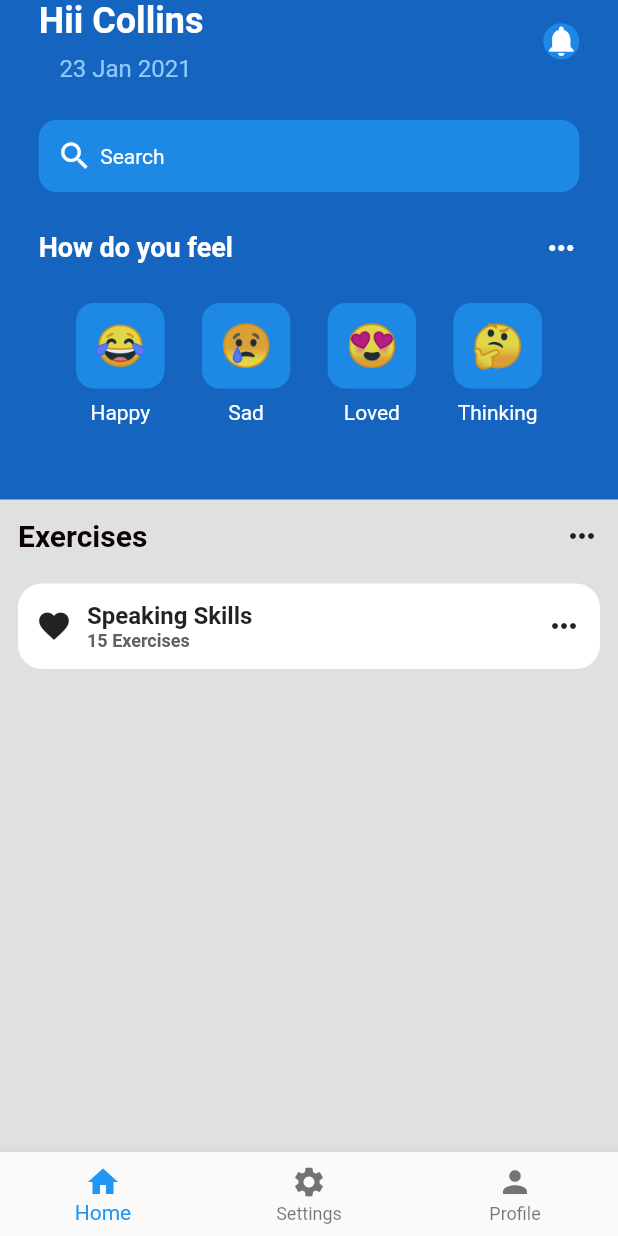
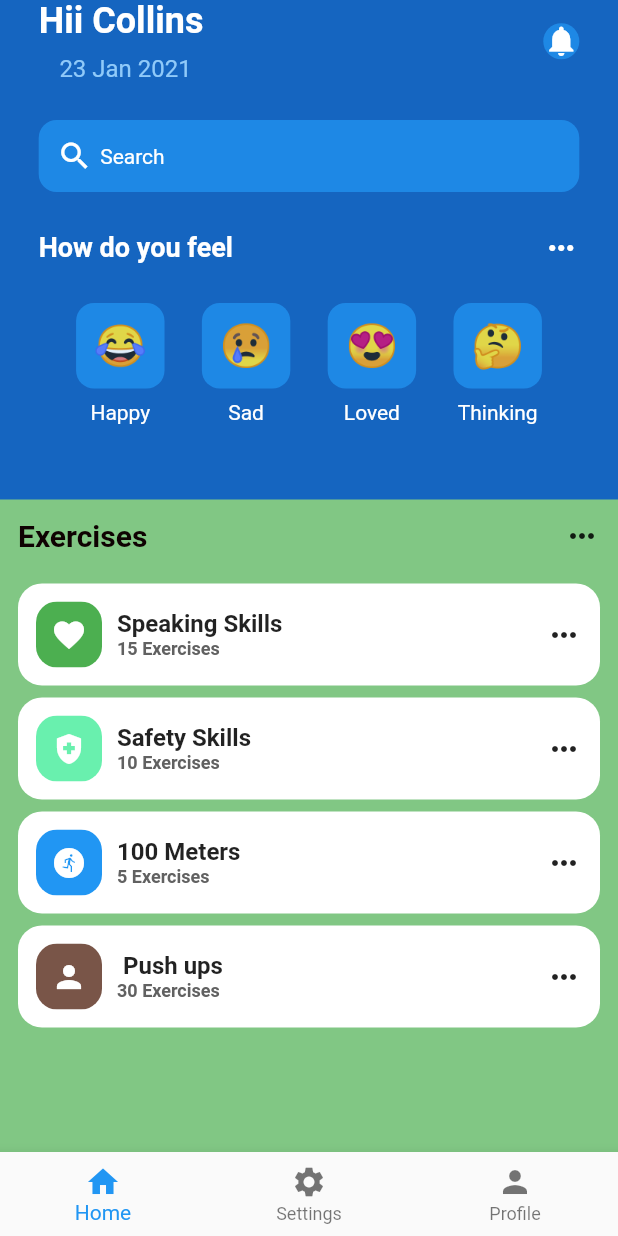
Before and after one commit to collinkip/mentalhealthapp, a Flutter app: the screen it shows after launch, on a phone screen of 412 x 824 dp. Run offline on Flutter 3.47's test engine with Material 2 defaults, Android fonts, the phone set to English and light mode, and no system bars; our stand-ins replace fluentui_icons, gap.

Commit message:
project complete

```diff
--- a/lib/main.dart
+++ b/lib/main.dart
@@ -1,6 +1,6 @@
+// ignore_for_file: prefer_const_constructors, duplicate_ignore
+
 import 'package:dine/pages/homepage.dart';
-import 'package:dine/screens/bottom_bar.dart';
-import 'package:dine/utils/app_styles.dart';
 import 'package:flutter/material.dart';
 void main() {
   runApp(const MyApp());
@@ -11,6 +11,7 @@ class MyApp extends StatelessWidget {
 
   @override
   Widget build(BuildContext context) {
+    // ignore: prefer_const_constructors
     return MaterialApp(
       debugShowCheckedModeBanner: false,
       home: Homepage(),
--- a/lib/pages/homepage.dart
+++ b/lib/pages/homepage.dart
@@ -1,6 +1,7 @@
 // ignore_for_file: prefer_const_constructors, prefer_const_literals_to_create_immutables
 
 import 'package:dine/utils/emotion_face.dart';
+import 'package:dine/utils/exercise_tiles.dart';
 import 'package:flutter/material.dart';
 
 class Homepage extends StatefulWidget {
@@ -34,6 +35,7 @@ class _HomepageState extends State<Homepage> {
                       Column(
                         crossAxisAlignment: CrossAxisAlignment.center,
                         children: [
+                          // ignore: prefer_const_constructors
                           Text(
                             "Hii Collins ",
                             style: TextStyle(
@@ -191,12 +193,14 @@ class _HomepageState extends State<Homepage> {
             ),
             Expanded(
               child: Container(
+
                 padding: EdgeInsets.all(12),
-                color: Colors.grey[300],
+                color: Colors.green[300],
                 child: Center(
                   child: Column(
                     children: [
-                      Row(
+                      Container(
+                        child: Row(
                           mainAxisAlignment: MainAxisAlignment.spaceBetween,
                           children: [
                             Text(
@@ -209,44 +213,38 @@ class _HomepageState extends State<Homepage> {
                             Icon(Icons.more_horiz)
                           ],
                         ),
+                      ),
                       SizedBox(height: 20),
 
                       // list view exercises
-                      Container(
-                        padding: EdgeInsets.all(12),
-                        decoration: BoxDecoration(
-                            color: Colors.white,
-                            borderRadius: BorderRadius.circular(16)),
-                        child: Row(
-                          mainAxisAlignment: MainAxisAlignment.spaceBetween,
+                      Expanded(
+                        child: ListView(
                           children: [
-                            Row(children: [
-                              Icon(Icons.favorite),
-                            SizedBox(width: 10),
-                            Column(
-                              crossAxisAlignment: CrossAxisAlignment.start,
-                              children: [
-                                //title
-                                Text(
-                                  "Speaking Skills",
-                                  style: TextStyle(
-                                      fontWeight: FontWeight.bold,
-                                      fontSize: 16),
+                            Exercise(
+
+                              icon: Icons.favorite,
+                              skillName: "Speaking Skills",
+                              numberOfExercises: '15',
+                              color: Colors.green,
                             ),
-                                //subtitles
-
-                                Text(
-                                  "15 Exercises",
-                                  style: TextStyle(
-                                      fontWeight: FontWeight.bold,
-                                      fontSize: 12,
-                                      color: Colors.grey[700]
+                            Exercise(
+                              color: Colors.greenAccent,
+                              icon: Icons.health_and_safety,
+                              skillName: "Safety Skills",
+                              numberOfExercises: '10',
                             ),
-                                )
-                              ],
+                            Exercise(
+                              color: Colors.blue,
+                              icon: Icons.run_circle,
+                              skillName: "100 Meters",
+                              numberOfExercises: '5',
                             ),
-                            ],),
-                            Icon(Icons.more_horiz)
+                            Exercise(
+                              color: Colors.brown,
+                              icon: Icons.person,
+                              skillName: " Push ups",
+                              numberOfExercises: '30',
+                            ),
                           ],
                         ),
                       )
--- a/lib/screens/bottom_bar.dart
+++ b/lib/screens/bottom_bar.dart
@@ -1,4 +1,4 @@
-// ignore_for_file: camel_case_types
+// ignore_for_file: camel_case_types, duplicate_ignore
 
 import 'package:dine/screens/home_screen.dart';
 import 'package:fluentui_icons/fluentui_icons.dart';
--- a/lib/screens/home_screen.dart
+++ b/lib/screens/home_screen.dart
@@ -1,10 +1,7 @@
 import 'package:dine/screens/ticket_view.dart';
 import 'package:dine/utils/app_styles.dart';
 import 'package:fluentui_icons/fluentui_icons.dart';
-import 'package:flutter/cupertino.dart';
 import 'package:flutter/material.dart';
-import 'package:flutter/src/foundation/key.dart';
-import 'package:flutter/src/widgets/framework.dart';
 import 'package:gap/gap.dart';
 
 // ignore: camel_case_types
--- a/lib/utils/emotion_face.dart
+++ b/lib/utils/emotion_face.dart
@@ -17,7 +17,7 @@ class EmoticonFace extends StatelessWidget {
       child: Center(
         child: Text(
           emoticoFace,
-          style: TextStyle(
+          style: const TextStyle(
             fontSize: 28,
           ),
         ),
--- /dev/null
+++ b/lib/utils/exercise_tiles.dart
@@ -0,0 +1,73 @@
+import 'package:cupertino_icons/cupertino_icons.dart';
+
+import 'package:flutter/material.dart';
+
+class Exercise extends StatelessWidget {
+  final icon;
+  final String skillName;
+  final String numberOfExercises;
+  final color;
+  const Exercise(
+      {
+        Key? key,
+        this.icon,
+        required this.skillName,
+       required this.numberOfExercises,
+       required this.color,
+       })
+      : super(key: key);
+
+  @override
+  Widget build(BuildContext context) {
+    return Padding(
+      padding: const EdgeInsets.only(bottom: 8.0),
+      child: Container(
+        padding: EdgeInsets.all(12),
+        decoration: BoxDecoration(
+            color: Colors.white, borderRadius: BorderRadius.circular(16)),
+        child: Row(
+          mainAxisAlignment: MainAxisAlignment.spaceBetween,
+          children: [
+            Row(
+              children: [
+                ClipRRect(
+                  borderRadius: BorderRadius.circular(14),
+                  child: Container(
+                      padding: const EdgeInsets.all(10),
+                      color: color,
+                      child: Icon(
+                        icon,
+                        color: Colors.white,
+                      )),
+                ),
+                SizedBox(width: 10),
+                Column(
+                  crossAxisAlignment: CrossAxisAlignment.start,
+                  children: [
+                    //title
+                    // ignore: prefer_const_constructors
+                    Text(
+                      skillName,
+                      style:
+                          TextStyle(fontWeight: FontWeight.bold, fontSize: 16),
+                    ),
+                    //subtitles
+
+                    Text(
+                      "$numberOfExercises Exercises",
+                      style: TextStyle(
+                          fontWeight: FontWeight.bold,
+                          fontSize: 12,
+                          color: Colors.grey[700]),
+                    )
+                  ],
+                ),
+              ],
+            ),
+            Icon(Icons.more_horiz)
+          ],
+        ),
+      ),
+    );
+  }
+}
```
Also changed, not shown: pubspec.lock. Lines whose indentation alone changed are shown as unchanged.
